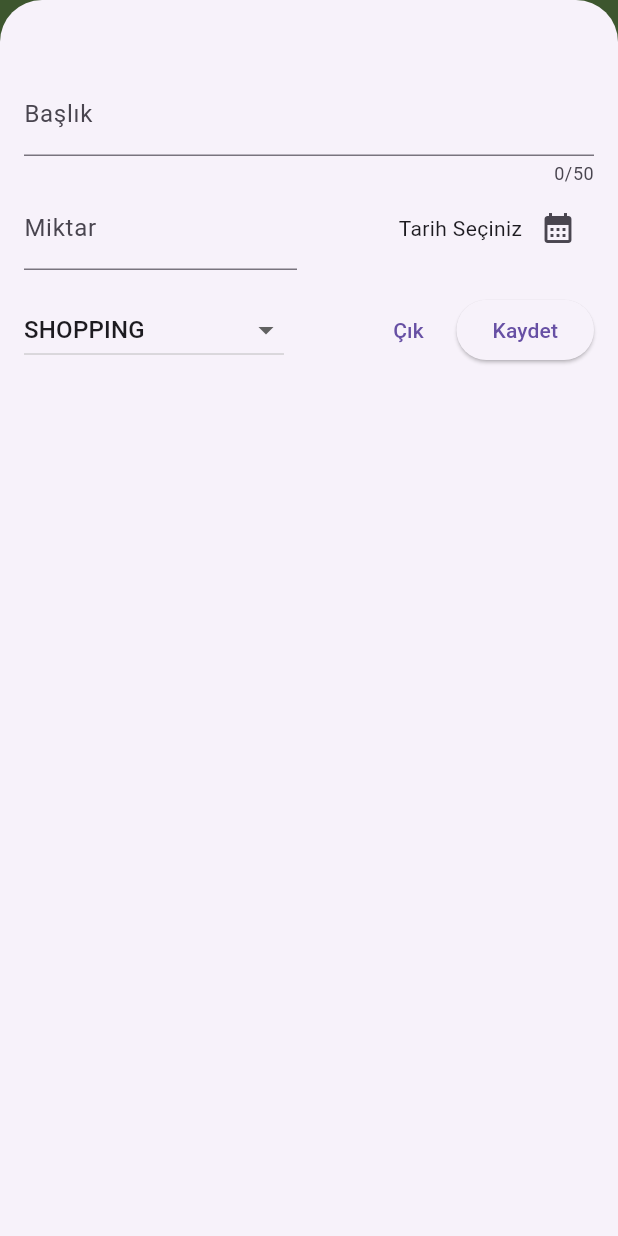
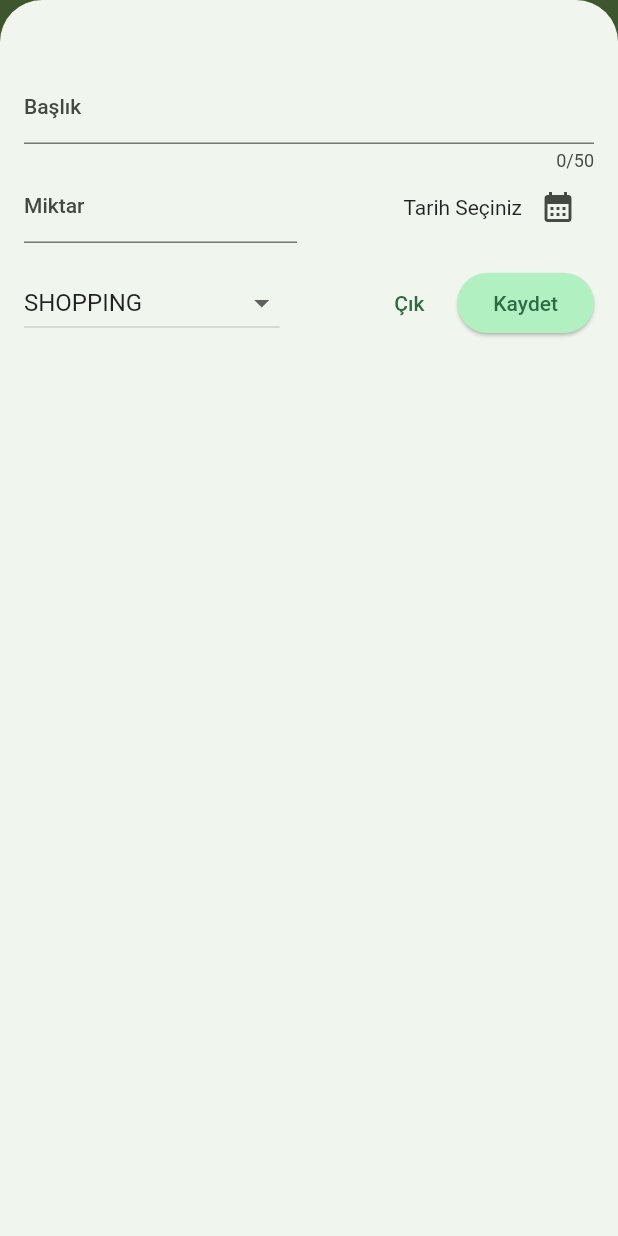
Before and after one commit to egehandastan/expense_tracker_app, a Flutter app: the screen it shows after launch, after a tap on the "add" icon, on a phone screen of 412 x 824 dp. Run offline on Flutter 3.47's test engine with Material 2 defaults, Android fonts, the phone set to English and light mode, and no system bars.

Commit message:
project is done

```diff
--- a/lib/main.dart
+++ b/lib/main.dart
@@ -1,9 +1,52 @@
 import 'package:expense_tracker_app/widgets/expenses.dart';
 import 'package:flutter/material.dart';
 
+var kColorScheme =
+    ColorScheme.fromSeed(seedColor: Color.fromARGB(255, 246, 251, 243));
+var appBarScheme =
+    ColorScheme.fromSeed(seedColor: Color.fromARGB(255, 133, 187, 101));
+var kDarkColorScheme = ColorScheme.fromSeed(
+  brightness: Brightness.dark,
+  seedColor:Color.fromARGB(255, 5, 99, 125));
 void main() {
-  runApp(MaterialApp(
-    theme: ThemeData(useMaterial3: true),
-    home: Expenses(),
+  runApp(
+    MaterialApp(
+      darkTheme: ThemeData.dark().copyWith(useMaterial3: true,
+      colorScheme: kDarkColorScheme,
+      cardTheme: CardTheme().copyWith(
+          color: kDarkColorScheme.secondaryContainer,
+          margin: const EdgeInsets.all(16),
+        ),
+        elevatedButtonTheme:
+            ElevatedButtonThemeData(style: ElevatedButton.styleFrom(
+              backgroundColor: kDarkColorScheme.primaryContainer,
+            ),
+            ),
+
+      ),
+    theme: ThemeData().copyWith(
+        useMaterial3: true,
+        colorScheme: kColorScheme,
+        appBarTheme: const AppBarTheme().copyWith(
+          backgroundColor: appBarScheme.onPrimaryContainer,
+          foregroundColor: appBarScheme.primaryContainer,
+        ),
+        cardTheme: CardTheme().copyWith(
+          color: kColorScheme.secondaryContainer,
+          margin: const EdgeInsets.all(16),
+        ),
+        elevatedButtonTheme:
+            ElevatedButtonThemeData(style: ElevatedButton.styleFrom(
+              backgroundColor: kColorScheme.primaryContainer,
+            ),
+            ),
+            textTheme: ThemeData().textTheme.copyWith(
+              titleLarge: TextStyle(fontWeight: FontWeight.bold,
+              color: kColorScheme.onBackground,
+              fontSize:16 )
+            ),
+            ),
+            // themeMode: ThemeMode.system,//default
+    home: const Expenses(),
   ));
 }
--- a/lib/models/expense.dart
+++ b/lib/models/expense.dart
@@ -32,3 +32,27 @@ class Expense {
     return formatter.format(date);
   }
 }
+
+class ExpenseBucket {
+  const ExpenseBucket({
+    required this.category,
+    required this.expenses,
+  });
+
+  ExpenseBucket.forCategory(List<Expense> allExpenses, this.category)
+      : expenses = allExpenses
+            .where((expense) => expense.cataegory == category)
+            .toList();
+
+  final Category category;
+  final List<Expense> expenses;
+
+  double get totalExpenses {
+    double sum = 0;
+
+    for (final expense in expenses) {
+      sum += expense.amount;
+    }
+    return sum;
+  }
+}
--- /dev/null
+++ b/lib/widgets/chart/chart.dart
@@ -0,0 +1,94 @@
+import 'package:expense_tracker_app/models/expense.dart';
+import 'package:expense_tracker_app/widgets/chart/chart_bart.dart';
+import 'package:flutter/material.dart';
+
+class Chart extends StatelessWidget {
+  const Chart({super.key, required this.expenses});
+
+  final List<Expense> expenses;
+
+  List<ExpenseBucket> get buckets {
+    return [
+      ExpenseBucket.forCategory(expenses, Category.shopping),
+      ExpenseBucket.forCategory(expenses, Category.investment),
+      ExpenseBucket.forCategory(expenses, Category.foreignCurrency),
+      ExpenseBucket.forCategory(expenses, Category.gold),
+    ];
+  }
+
+  double get maxTotalExpense {
+    double maxTotalExpense = 0;
+
+    for (final bucket in buckets) {
+      if (bucket.totalExpenses > maxTotalExpense) {
+        maxTotalExpense = bucket.totalExpenses;
+      }
+    }
+
+    return maxTotalExpense;
+  }
+
+  @override
+  Widget build(BuildContext context) {
+    final isDarkMode =
+        MediaQuery.of(context).platformBrightness == Brightness.dark;
+    return Container(
+      margin: const EdgeInsets.all(16),
+      padding: const EdgeInsets.symmetric(
+        vertical: 16,
+        horizontal: 8,
+      ),
+      width: double.infinity,
+      height: 180,
+      decoration: BoxDecoration(
+        borderRadius: BorderRadius.circular(8),
+        gradient: LinearGradient(
+          colors: [
+            Theme.of(context).colorScheme.primary.withOpacity(0.3),
+            Theme.of(context).colorScheme.primary.withOpacity(0.0)
+          ],
+          begin: Alignment.bottomCenter,
+          end: Alignment.topCenter,
+        ),
+      ),
+      child: Column(
+        children: [
+          Expanded(
+            child: Row(
+              crossAxisAlignment: CrossAxisAlignment.end,
+              children: [
+                for (final bucket in buckets) // alternative to map()
+                  ChartBar(
+                    fill: bucket.totalExpenses == 0
+                        ? 0
+                        : bucket.totalExpenses / maxTotalExpense,
+                  )
+              ],
+            ),
+          ),
+          const SizedBox(height: 12),
+          Row(
+            children: buckets
+                .map(
+                  (bucket) => Expanded(
+                    child: Padding(
+                      padding: const EdgeInsets.symmetric(horizontal: 4),
+                      child: Icon(
+                        categoryIcons[bucket.category],
+                        color: isDarkMode
+                            ? Theme.of(context).colorScheme.secondary
+                            : Theme.of(context)
+                                .colorScheme
+                                .primary
+                                .withOpacity(0.7),
+                      ),
+                    ),
+                  ),
+                )
+                .toList(),
+          )
+        ],
+      ),
+    );
+  }
+}
--- /dev/null
+++ b/lib/widgets/chart/chart_bart.dart
@@ -0,0 +1,34 @@
+import 'package:flutter/material.dart';
+
+class ChartBar extends StatelessWidget {
+  const ChartBar({
+    super.key,
+    required this.fill,
+  });
+
+  final double fill;
+
+  @override
+  Widget build(BuildContext context) {
+    final isDarkMode =
+        MediaQuery.of(context).platformBrightness == Brightness.dark;
+    return Expanded(
+      child: Padding(
+        padding: const EdgeInsets.symmetric(horizontal: 4),
+        child: FractionallySizedBox(
+          heightFactor: fill,
+          child: DecoratedBox(
+            decoration: BoxDecoration(
+              shape: BoxShape.rectangle,
+              borderRadius:
+                  const BorderRadius.vertical(top: Radius.circular(8)),
+              color: isDarkMode
+                  ? Theme.of(context).colorScheme.secondary
+                  : Theme.of(context).colorScheme.primary.withOpacity(0.65),
+            ),
+          ),
+        ),
+      ),
+    );
+  }
+}
--- a/lib/widgets/expenses.dart
+++ b/lib/widgets/expenses.dart
@@ -1,3 +1,4 @@
+import 'package:expense_tracker_app/widgets/chart/chart.dart';
 import 'package:expense_tracker_app/widgets/expenses_list/expenses_list.dart';
 import 'package:expense_tracker_app/models/expense.dart';
 import 'package:expense_tracker_app/widgets/new_expense.dart';
@@ -26,7 +27,7 @@ class _ExpensesState extends State<Expenses> {
   ];
   void _openAddExpenseOverlay() {
     showModalBottomSheet(
-      isScrollControlled: true,
+        isScrollControlled: true,
         context: context,
         builder: (ctx) => NewExpense(
               onAddExpense: _addExpense,
@@ -38,14 +39,37 @@ class _ExpensesState extends State<Expenses> {
       _registeredExpenses.add(expense);
     });
   }
-  _removeExpense(Expense expense){
+
+  _removeExpense(Expense expense) {
+    final expenseIndex = _registeredExpenses.indexOf(expense);
     setState(() {
       _registeredExpenses.remove(expense);
     });
+    ScaffoldMessenger.of(context).clearSnackBars();
+    ScaffoldMessenger.of(context).showSnackBar(
+      SnackBar(
+        duration: const Duration(seconds: 3),
+        content: const Text('Gider silindi'),
+        action: SnackBarAction(
+          label: 'Geri al',
+          onPressed: (){
+            setState(() {
+              _registeredExpenses.insert(expenseIndex,expense);
+            });
+          }),
+        ),
+        );
   }
 
   @override
   Widget build(BuildContext context) {
+    Widget mainContent = const Center(child: Text('Hiç gider bulunamadı.'),);
+    if(_registeredExpenses.isNotEmpty){
+      mainContent = ExpensesList(
+            expenses: _registeredExpenses,
+            onRemoveExpense: _removeExpense,
+          );
+    }
     return Scaffold(
       appBar: AppBar(
           title: const Text("Gider Takip"),
@@ -55,11 +79,13 @@ class _ExpensesState extends State<Expenses> {
               onPressed: _openAddExpenseOverlay,
               icon: const Icon(Icons.add),
             )
-          ]),
+          ],
+          ),
       body: Column(
         children: [
-          const Text('The chart'),
-          Expanded(child: ExpensesList(expenses: _registeredExpenses,onRemoveExpense: _removeExpense,))
+          Chart(expenses: _registeredExpenses),
+          Expanded(
+              child: mainContent )
         ],
       ),
     );
--- a/lib/widgets/expenses_list/expense_item.dart
+++ b/lib/widgets/expenses_list/expense_item.dart
@@ -13,8 +13,10 @@ class ExpenseItem extends StatelessWidget {
           horizontal: 20,
           vertical: 16,
         ),
-        child: Column(children: [
-          Text(expense.title),
+        child: Column(
+          crossAxisAlignment: CrossAxisAlignment.start ,
+          children: [
+          Text(expense.title, style: Theme.of(context).textTheme.titleLarge),
           SizedBox(
             height: 4,
           ),
--- a/lib/widgets/expenses_list/expenses_list.dart
+++ b/lib/widgets/expenses_list/expenses_list.dart
@@ -12,6 +12,10 @@ class ExpensesList extends StatelessWidget {
       itemCount: expenses.length,
       itemBuilder: (ctx, index) => Dismissible(
         key: ValueKey(expenses[index]),
+        background: Container(color: Theme.of(context).colorScheme.error.withOpacity(0.5),
+        margin: EdgeInsets.symmetric(horizontal: Theme.of(context).cardTheme.margin!.horizontal,)
+        ),
+
         onDismissed: (direction){
           onRemoveExpense(expenses[index]);
         },
```
